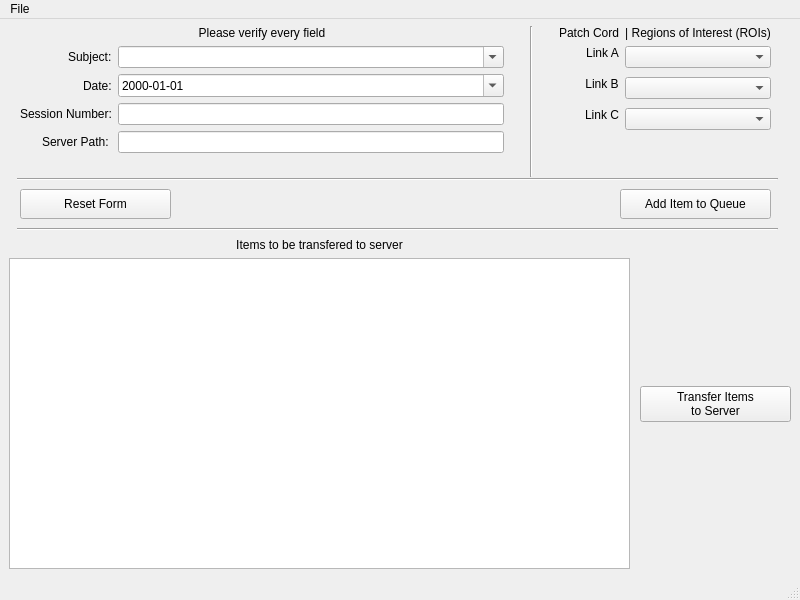
Old version of the form deploy/fiberphotometry/fiber_photometry_form.ui in the repository int-brain-lab/iblscripts.
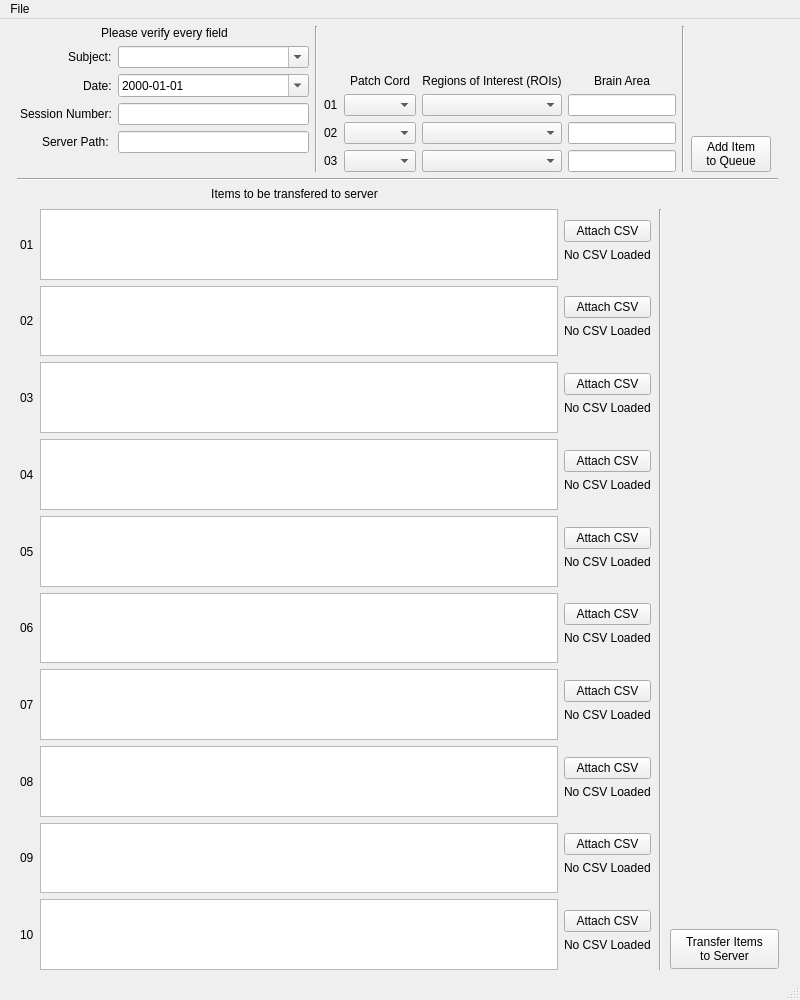
New version of the form.

Commit message: added combo boxes for patch cord selection, added editable text field for brain areas, csv file can be loaded per item to transfer, menu option to reset qsettings added, complete csv saved as parquet, modified error catching if ui files are not found on import

Diff of the .ui file:
```diff
--- a/deploy/fiberphotometry/fiber_photometry_form.ui
+++ b/deploy/fiberphotometry/fiber_photometry_form.ui
@@ -7,7 +7,7 @@
     <x>0</x>
     <y>0</y>
     <width>800</width>
-    <height>600</height>
+    <height>1000</height>
    </rect>
   </property>
   <property name="sizePolicy">
@@ -19,115 +19,20 @@
   <property name="maximumSize">
    <size>
     <width>800</width>
-    <height>600</height>
+    <height>1000</height>
    </size>
   </property>
   <property name="windowTitle">
    <string>Fiber Photometry Form</string>
   </property>
   <widget class="QWidget" name="centralwidget">
-   <widget class="QWidget" name="verticalLayoutWidget">
-    <property name="geometry">
-     <rect>
-      <x>9</x>
-      <y>219</y>
-      <width>621</width>
-      <height>331</height>
-     </rect>
-    </property>
-    <layout class="QVBoxLayout" name="verticalLayout">
-     <property name="spacing">
-      <number>6</number>
-     </property>
-     <item>
-      <widget class="QLabel" name="label_4">
-       <property name="text">
-        <string>Items to be transfered to server</string>
-       </property>
-       <property name="alignment">
-        <set>Qt::AlignCenter</set>
-       </property>
-      </widget>
-     </item>
-     <item>
-      <widget class="QListWidget" name="item_list_queue"/>
-     </item>
-    </layout>
-   </widget>
-   <widget class="QWidget" name="verticalLayoutWidget_2">
-    <property name="geometry">
-     <rect>
-      <x>640</x>
-      <y>220</y>
-      <width>151</width>
-      <height>331</height>
-     </rect>
-    </property>
-    <layout class="QVBoxLayout" name="verticalLayout_2">
-     <item>
-      <widget class="QPushButton" name="button_transfer_items_to_server">
-       <property name="enabled">
-        <bool>true</bool>
-       </property>
-       <property name="minimumSize">
-        <size>
-         <width>0</width>
-         <height>30</height>
-        </size>
-       </property>
-       <property name="text">
-        <string>Transfer Items
-to Server</string>
-       </property>
-       <property name="iconSize">
-        <size>
-         <width>16</width>
-         <height>16</height>
-        </size>
-       </property>
-       <property name="flat">
-        <bool>false</bool>
-       </property>
-      </widget>
-     </item>
-    </layout>
-   </widget>
-   <widget class="Line" name="line_7">
-    <property name="geometry">
-     <rect>
-      <x>17</x>
-      <y>200</y>
-      <width>761</width>
-      <height>20</height>
-     </rect>
-    </property>
-    <property name="orientation">
-     <enum>Qt::Horizontal</enum>
-    </property>
-   </widget>
-   <widget class="QPushButton" name="button_add_item_to_queue">
-    <property name="geometry">
-     <rect>
-      <x>620</x>
-      <y>170</y>
-      <width>151</width>
-      <height>30</height>
-     </rect>
-    </property>
-    <property name="text">
-     <string>Add Item to Queue</string>
-    </property>
-    <property name="autoDefault">
-     <bool>false</bool>
-    </property>
-   </widget>
    <widget class="QWidget" name="horizontalLayoutWidget">
     <property name="geometry">
      <rect>
       <x>20</x>
       <y>7</y>
       <width>751</width>
-      <height>151</height>
+      <height>146</height>
      </rect>
     </property>
     <layout class="QHBoxLayout" name="horizontalLayout">
@@ -225,19 +130,6 @@
        </item>
       </layout>
      </item>
-     <item>
-      <spacer name="verticalSpacer_2">
-       <property name="orientation">
-        <enum>Qt::Vertical</enum>
-       </property>
-       <property name="sizeHint" stdset="0">
-        <size>
-         <width>20</width>
-         <height>40</height>
-        </size>
-       </property>
-      </spacer>
-     </item>
      <item>
       <widget class="Line" name="line">
        <property name="orientation">
@@ -246,127 +138,109 @@
       </widget>
      </item>
      <item>
-      <spacer name="verticalSpacer_4">
-       <property name="orientation">
-        <enum>Qt::Vertical</enum>
-       </property>
-       <property name="sizeHint" stdset="0">
-        <size>
-         <width>20</width>
-         <height>40</height>
-        </size>
-       </property>
-      </spacer>
-     </item>
-     <item>
-      <layout class="QFormLayout" name="formLayout_2">
-       <property name="labelAlignment">
-        <set>Qt::AlignRight|Qt::AlignTrailing|Qt::AlignVCenter</set>
-       </property>
-       <property name="formAlignment">
-        <set>Qt::AlignRight|Qt::AlignTop|Qt::AlignTrailing</set>
-       </property>
-       <item row="0" column="0">
-        <widget class="QLabel" name="label_10">
-         <property name="text">
-          <string>Patch Cord</string>
-         </property>
-        </widget>
+      <layout class="QGridLayout" name="gridLayout">
+       <item row="1" column="3">
+        <widget class="QLineEdit" name="brain_area_01"/>
        </item>
-       <item row="0" column="1">
-        <widget class="QLabel" name="label">
+       <item row="0" column="3">
+        <widget class="QLabel" name="label_11">
          <property name="text">
-          <string>| Regions of Interest (ROIs)</string>
+          <string>Brain Area</string>
          </property>
          <property name="alignment">
-          <set>Qt::AlignHCenter|Qt::AlignTop</set>
-         </property>
-        </widget>
-       </item>
-       <item row="1" column="0">
-        <widget class="QLabel" name="label_5">
-         <property name="minimumSize">
-          <size>
-           <width>0</width>
-           <height>25</height>
-          </size>
-         </property>
-         <property name="maximumSize">
-          <size>
-           <width>16777215</width>
-           <height>25</height>
-          </size>
-         </property>
-         <property name="layoutDirection">
-          <enum>Qt::LeftToRight</enum>
-         </property>
-         <property name="text">
-          <string>Link A</string>
-         </property>
-         <property name="alignment">
-          <set>Qt::AlignHCenter|Qt::AlignTop</set>
+          <set>Qt::AlignBottom|Qt::AlignHCenter</set>
          </property>
         </widget>
        </item>
        <item row="1" column="1">
-        <widget class="QComboBox" name="link_a_combo_box">
+        <widget class="QComboBox" name="patch_cord_selector_01"/>
+       </item>
+       <item row="1" column="2">
+        <widget class="QComboBox" name="roi_selector_01">
          <property name="placeholderText">
           <string/>
          </property>
         </widget>
        </item>
-       <item row="2" column="0">
-        <widget class="QLabel" name="label_8">
-         <property name="minimumSize">
-          <size>
-           <width>0</width>
-           <height>25</height>
-          </size>
-         </property>
-         <property name="maximumSize">
-          <size>
-           <width>16777215</width>
-           <height>25</height>
-          </size>
-         </property>
+       <item row="3" column="1">
+        <widget class="QComboBox" name="patch_cord_selector_03"/>
+       </item>
+       <item row="0" column="2">
+        <widget class="QLabel" name="label">
          <property name="text">
-          <string>Link B</string>
+          <string>Regions of Interest (ROIs)</string>
          </property>
          <property name="alignment">
-          <set>Qt::AlignHCenter|Qt::AlignTop</set>
+          <set>Qt::AlignBottom|Qt::AlignHCenter</set>
          </property>
         </widget>
        </item>
        <item row="2" column="1">
-        <widget class="QComboBox" name="link_b_combo_box"/>
+        <widget class="QComboBox" name="patch_cord_selector_02"/>
+       </item>
+       <item row="0" column="1">
+        <widget class="QLabel" name="label_10">
+         <property name="text">
+          <string>Patch Cord</string>
+         </property>
+         <property name="alignment">
+          <set>Qt::AlignBottom|Qt::AlignHCenter</set>
+         </property>
+        </widget>
+       </item>
+       <item row="3" column="2">
+        <widget class="QComboBox" name="roi_selector_03"/>
+       </item>
+       <item row="3" column="3">
+        <widget class="QLineEdit" name="brain_area_03"/>
+       </item>
+       <item row="2" column="3">
+        <widget class="QLineEdit" name="brain_area_02"/>
+       </item>
+       <item row="2" column="2">
+        <widget class="QComboBox" name="roi_selector_02"/>
+       </item>
+       <item row="1" column="0">
+        <widget class="QLabel" name="label_19">
+         <property name="text">
+          <string>01</string>
+         </property>
+        </widget>
+       </item>
+       <item row="2" column="0">
+        <widget class="QLabel" name="label_20">
+         <property name="text">
+          <string>02</string>
+         </property>
+        </widget>
        </item>
        <item row="3" column="0">
-        <widget class="QLabel" name="label_9">
-         <property name="minimumSize">
-          <size>
-           <width>0</width>
-           <height>25</height>
-          </size>
-         </property>
-         <property name="maximumSize">
-          <size>
-           <width>16777215</width>
-           <height>25</height>
-          </size>
-         </property>
+        <widget class="QLabel" name="label_21">
          <property name="text">
-          <string>Link C</string>
-         </property>
-         <property name="alignment">
-          <set>Qt::AlignHCenter|Qt::AlignTop</set>
+          <string>03</string>
          </property>
         </widget>
        </item>
-       <item row="3" column="1">
-        <widget class="QComboBox" name="link_c_combo_box"/>
-       </item>
       </layout>
      </item>
+     <item>
+      <widget class="Line" name="line_4">
+       <property name="orientation">
+        <enum>Qt::Vertical</enum>
+       </property>
+      </widget>
+     </item>
+     <item alignment="Qt::AlignBottom">
+      <widget class="QPushButton" name="button_add_item_to_queue">
+       <property name="text">
+        <string>Add Item
+to Queue</string>
+       </property>
+       <property name="autoDefault">
+        <bool>false</bool>
+       </property>
+      </widget>
+     </item>
     </layout>
    </widget>
    <widget class="Line" name="line_3">
@@ -382,22 +256,429 @@
      <enum>Qt::Horizontal</enum>
     </property>
    </widget>
-   <widget class="QPushButton" name="button_reset_form">
+   <widget class="QLabel" name="label_4">
     <property name="geometry">
      <rect>
-      <x>20</x>
-      <y>170</y>
-      <width>151</width>
+      <x>190</x>
+      <y>160</y>
+      <width>209</width>
+      <height>29</height>
+     </rect>
+    </property>
+    <property name="text">
+     <string>Items to be transfered to server</string>
+    </property>
+    <property name="alignment">
+     <set>Qt::AlignCenter</set>
+    </property>
+   </widget>
+   <widget class="Line" name="line_2">
+    <property name="geometry">
+     <rect>
+      <x>650</x>
+      <y>190</y>
+      <width>21</width>
+      <height>761</height>
+     </rect>
+    </property>
+    <property name="orientation">
+     <enum>Qt::Vertical</enum>
+    </property>
+   </widget>
+   <widget class="QPushButton" name="button_transfer_items_to_server">
+    <property name="enabled">
+     <bool>true</bool>
+    </property>
+    <property name="geometry">
+     <rect>
+      <x>670</x>
+      <y>910</y>
+      <width>109</width>
+      <height>40</height>
+     </rect>
+    </property>
+    <property name="minimumSize">
+     <size>
+      <width>0</width>
       <height>30</height>
-     </rect>
+     </size>
     </property>
     <property name="text">
-     <string>Reset Form</string>
+     <string>Transfer Items
+to Server</string>
     </property>
-    <property name="autoDefault">
+    <property name="iconSize">
+     <size>
+      <width>16</width>
+      <height>16</height>
+     </size>
+    </property>
+    <property name="flat">
      <bool>false</bool>
     </property>
    </widget>
+   <widget class="QWidget" name="formLayoutWidget">
+    <property name="geometry">
+     <rect>
+      <x>20</x>
+      <y>190</y>
+      <width>631</width>
+      <height>761</height>
+     </rect>
+    </property>
+    <layout class="QGridLayout" name="gridLayout_2">
+     <item row="1" column="0">
+      <widget class="QLabel" name="label_8">
+       <property name="text">
+        <string>02</string>
+       </property>
+      </widget>
+     </item>
+     <item row="4" column="1">
+      <widget class="QTextEdit" name="item_queue_05">
+       <property name="readOnly">
+        <bool>true</bool>
+       </property>
+      </widget>
+     </item>
+     <item row="9" column="2">
+      <layout class="QVBoxLayout" name="verticalLayout_2">
+       <item alignment="Qt::AlignBottom">
+        <widget class="QPushButton" name="button_attach_csv_10">
+         <property name="text">
+          <string>Attach CSV</string>
+         </property>
+        </widget>
+       </item>
+       <item>
+        <widget class="QLabel" name="attach_csv_label_10">
+         <property name="text">
+          <string>No CSV Loaded</string>
+         </property>
+         <property name="alignment">
+          <set>Qt::AlignLeading|Qt::AlignLeft|Qt::AlignTop</set>
+         </property>
+        </widget>
+       </item>
+      </layout>
+     </item>
+     <item row="8" column="1">
+      <widget class="QTextEdit" name="item_queue_09">
+       <property name="readOnly">
+        <bool>true</bool>
+       </property>
+      </widget>
+     </item>
+     <item row="9" column="1">
+      <widget class="QTextEdit" name="item_queue_10">
+       <property name="readOnly">
+        <bool>true</bool>
+       </property>
+      </widget>
+     </item>
+     <item row="2" column="1">
+      <widget class="QTextEdit" name="item_queue_03">
+       <property name="readOnly">
+        <bool>true</bool>
+       </property>
+      </widget>
+     </item>
+     <item row="9" column="0">
+      <widget class="QLabel" name="label_18">
+       <property name="text">
+        <string>10</string>
+       </property>
+      </widget>
+     </item>
+     <item row="6" column="0">
+      <widget class="QLabel" name="label_15">
+       <property name="text">
+        <string>07</string>
+       </property>
+      </widget>
+     </item>
+     <item row="3" column="1">
+      <widget class="QTextEdit" name="item_queue_04">
+       <property name="readOnly">
+        <bool>true</bool>
+       </property>
+      </widget>
+     </item>
+     <item row="0" column="0">
+      <widget class="QLabel" name="label_5">
+       <property name="text">
+        <string>01</string>
+       </property>
+      </widget>
+     </item>
+     <item row="1" column="1">
+      <widget class="QTextEdit" name="item_queue_02">
+       <property name="readOnly">
+        <bool>true</bool>
+       </property>
+      </widget>
+     </item>
+     <item row="8" column="0">
+      <widget class="QLabel" name="label_17">
+       <property name="text">
+        <string>09</string>
+       </property>
+      </widget>
+     </item>
+     <item row="8" column="2">
+      <layout class="QVBoxLayout" name="verticalLayout">
+       <item alignment="Qt::AlignBottom">
+        <widget class="QPushButton" name="button_attach_csv_09">
+         <property name="text">
+          <string>Attach CSV</string>
+         </property>
+        </widget>
+       </item>
+       <item>
+        <widget class="QLabel" name="attach_csv_label_09">
+         <property name="text">
+          <string>No CSV Loaded</string>
+         </property>
+         <property name="alignment">
+          <set>Qt::AlignLeading|Qt::AlignLeft|Qt::AlignTop</set>
+         </property>
+        </widget>
+       </item>
+      </layout>
+     </item>
+     <item row="5" column="1">
+      <widget class="QTextEdit" name="item_queue_06">
+       <property name="readOnly">
+        <bool>true</bool>
+       </property>
+      </widget>
+     </item>
+     <item row="7" column="0">
+      <widget class="QLabel" name="label_16">
+       <property name="text">
+        <string>08</string>
+       </property>
+      </widget>
+     </item>
+     <item row="4" column="0">
+      <widget class="QLabel" name="label_13">
+       <property name="text">
+        <string>05</string>
+       </property>
+      </widget>
+     </item>
+     <item row="2" column="0">
+      <widget class="QLabel" name="label_9">
+       <property name="text">
+        <string>03</string>
+       </property>
+      </widget>
+     </item>
+     <item row="7" column="1">
+      <widget class="QTextEdit" name="item_queue_08">
+       <property name="readOnly">
+        <bool>true</bool>
+       </property>
+      </widget>
+     </item>
+     <item row="6" column="1">
+      <widget class="QTextEdit" name="item_queue_07">
+       <property name="readOnly">
+        <bool>true</bool>
+       </property>
+      </widget>
+     </item>
+     <item row="3" column="0">
+      <widget class="QLabel" name="label_12">
+       <property name="text">
+        <string>04</string>
+       </property>
+      </widget>
+     </item>
+     <item row="0" column="1">
+      <widget class="QTextEdit" name="item_queue_01">
+       <property name="readOnly">
+        <bool>true</bool>
+       </property>
+      </widget>
+     </item>
+     <item row="5" column="0">
+      <widget class="QLabel" name="label_14">
+       <property name="text">
+        <string>06</string>
+       </property>
+      </widget>
+     </item>
+     <item row="7" column="2">
+      <layout class="QVBoxLayout" name="verticalLayout_4">
+       <item alignment="Qt::AlignBottom">
+        <widget class="QPushButton" name="button_attach_csv_08">
+         <property name="text">
+          <string>Attach CSV</string>
+         </property>
+        </widget>
+       </item>
+       <item>
+        <widget class="QLabel" name="attach_csv_label_08">
+         <property name="text">
+          <string>No CSV Loaded</string>
+         </property>
+         <property name="alignment">
+          <set>Qt::AlignLeading|Qt::AlignLeft|Qt::AlignTop</set>
+         </property>
+        </widget>
+       </item>
+      </layout>
+     </item>
+     <item row="6" column="2">
+      <layout class="QVBoxLayout" name="verticalLayout_5">
+       <item alignment="Qt::AlignBottom">
+        <widget class="QPushButton" name="button_attach_csv_07">
+         <property name="text">
+          <string>Attach CSV</string>
+         </property>
+        </widget>
+       </item>
+       <item>
+        <widget class="QLabel" name="attach_csv_label_07">
+         <property name="text">
+          <string>No CSV Loaded</string>
+         </property>
+         <property name="alignment">
+          <set>Qt::AlignLeading|Qt::AlignLeft|Qt::AlignTop</set>
+         </property>
+        </widget>
+       </item>
+      </layout>
+     </item>
+     <item row="5" column="2">
+      <layout class="QVBoxLayout" name="verticalLayout_6">
+       <item alignment="Qt::AlignBottom">
+        <widget class="QPushButton" name="button_attach_csv_06">
+         <property name="text">
+          <string>Attach CSV</string>
+         </property>
+        </widget>
+       </item>
+       <item>
+        <widget class="QLabel" name="attach_csv_label_06">
+         <property name="text">
+          <string>No CSV Loaded</string>
+         </property>
+         <property name="alignment">
+          <set>Qt::AlignLeading|Qt::AlignLeft|Qt::AlignTop</set>
+         </property>
+        </widget>
+       </item>
+      </layout>
+     </item>
+     <item row="4" column="2">
+      <layout class="QVBoxLayout" name="verticalLayout_7">
+       <item alignment="Qt::AlignBottom">
+        <widget class="QPushButton" name="button_attach_csv_05">
+         <property name="text">
+          <string>Attach CSV</string>
+         </property>
+        </widget>
+       </item>
+       <item>
+        <widget class="QLabel" name="attach_csv_label_05">
+         <property name="text">
+          <string>No CSV Loaded</string>
+         </property>
+         <property name="alignment">
+          <set>Qt::AlignLeading|Qt::AlignLeft|Qt::AlignTop</set>
+         </property>
+        </widget>
+       </item>
+      </layout>
+     </item>
+     <item row="3" column="2">
+      <layout class="QVBoxLayout" name="verticalLayout_8">
+       <item alignment="Qt::AlignBottom">
+        <widget class="QPushButton" name="button_attach_csv_04">
+         <property name="text">
+          <string>Attach CSV</string>
+         </property>
+        </widget>
+       </item>
+       <item>
+        <widget class="QLabel" name="attach_csv_label_04">
+         <property name="text">
+          <string>No CSV Loaded</string>
+         </property>
+         <property name="alignment">
+          <set>Qt::AlignLeading|Qt::AlignLeft|Qt::AlignTop</set>
+         </property>
+        </widget>
+       </item>
+      </layout>
+     </item>
+     <item row="2" column="2">
+      <layout class="QVBoxLayout" name="verticalLayout_9">
+       <item alignment="Qt::AlignBottom">
+        <widget class="QPushButton" name="button_attach_csv_03">
+         <property name="text">
+          <string>Attach CSV</string>
+         </property>
+        </widget>
+       </item>
+       <item>
+        <widget class="QLabel" name="attach_csv_label_03">
+         <property name="text">
+          <string>No CSV Loaded</string>
+         </property>
+         <property name="alignment">
+          <set>Qt::AlignLeading|Qt::AlignLeft|Qt::AlignTop</set>
+         </property>
+        </widget>
+       </item>
+      </layout>
+     </item>
+     <item row="1" column="2">
+      <layout class="QVBoxLayout" name="verticalLayout_10">
+       <item alignment="Qt::AlignBottom">
+        <widget class="QPushButton" name="button_attach_csv_02">
+         <property name="text">
+          <string>Attach CSV</string>
+         </property>
+        </widget>
+       </item>
+       <item>
+        <widget class="QLabel" name="attach_csv_label_02">
+         <property name="text">
+          <string>No CSV Loaded</string>
+         </property>
+         <property name="alignment">
+          <set>Qt::AlignLeading|Qt::AlignLeft|Qt::AlignTop</set>
+         </property>
+        </widget>
+       </item>
+      </layout>
+     </item>
+     <item row="0" column="2">
+      <layout class="QVBoxLayout" name="verticalLayout_11">
+       <item alignment="Qt::AlignBottom">
+        <widget class="QPushButton" name="button_attach_csv_01">
+         <property name="text">
+          <string>Attach CSV</string>
+         </property>
+        </widget>
+       </item>
+       <item>
+        <widget class="QLabel" name="attach_csv_label_01">
+         <property name="text">
+          <string>No CSV Loaded</string>
+         </property>
+         <property name="alignment">
+          <set>Qt::AlignLeading|Qt::AlignLeft|Qt::AlignTop</set>
+         </property>
+        </widget>
+       </item>
+      </layout>
+     </item>
+    </layout>
+   </widget>
   </widget>
   <widget class="QMenuBar" name="menubar">
    <property name="geometry">
```
Left out of the diff: 252 changed lines with no effect on the pictures. The commit also changes 3 other files.
